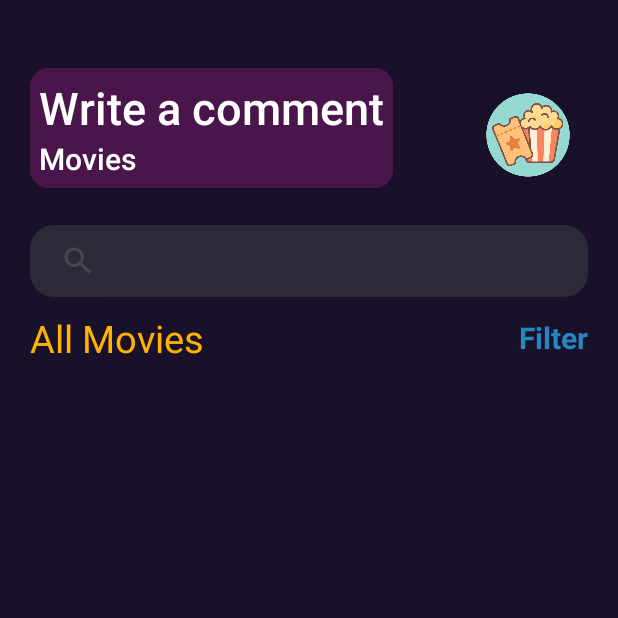
After one commit to QuocThang1302/movie-ticket-booking-app, an Android app: the ReviewActivity screen opened directly, with no data from a screen before it, on a phone screen of 412 x 824 dp, the top half of it. The commit adds this screen. Run offline under Robolectric (Android 15) with nearby library versions, the phone set to English and light mode, and no system bars; our stand-ins replace Firebase (no records; nobody signed in at launch, a user with empty details on screens opened directly); pictures from the network do not load.

Commit message:
review nha

```diff
--- a/app/src/main/AndroidManifest.xml
+++ b/app/src/main/AndroidManifest.xml
@@ -24,6 +24,12 @@
             android:exported="false" />
         <activity
             android:name=".ForgotPasswordActivity"
+            android:exported="false" />
+        <activity
+            android:name=".CommentActivity"
+            android:exported="false" />
+        <activity
+            android:name=".Trailer.ReviewActivity"
             android:exported="false" />
         <activity
             android:name=".booking.BookingStatusActivity"
--- /dev/null
+++ b/app/src/main/java/com/example/moviebooking/Trailer/ReviewActivity.java
@@ -0,0 +1,106 @@
+package com.example.moviebooking.Trailer;
+
+import android.content.Intent;
+import android.os.Bundle;
+import android.util.Log;
+import android.widget.SearchView;
+
+import androidx.activity.EdgeToEdge;
+import androidx.appcompat.app.AppCompatActivity;
+import androidx.core.graphics.Insets;
+import androidx.core.view.ViewCompat;
+import androidx.core.view.WindowInsetsCompat;
+import androidx.recyclerview.widget.GridLayoutManager;
+import androidx.recyclerview.widget.LinearLayoutManager;
+import androidx.recyclerview.widget.RecyclerView;
+
+import com.example.moviebooking.R;
+import com.example.moviebooking.allmovies.MovieGridAdapter;
+import com.example.moviebooking.allmovies.MovieGridAdapter2;
+import com.example.moviebooking.data.FireBaseManager;
+import com.example.moviebooking.dto.Movie;
+import com.example.moviebooking.dto.UserInfo;
+
+import java.util.ArrayList;
+import java.util.List;
+
+public class ReviewActivity extends AppCompatActivity {
+
+    private UserInfo userInfo = null;
+    private List<Movie> moviesList = null;
+    private RecyclerView allMoviesView;
+    private SearchView searchView;
+    private MovieGridAdapter2 movieGridAdapter;
+    private FireBaseManager fireBaseManager = FireBaseManager.getInstance();
+
+    @Override
+    protected void onCreate(Bundle savedInstanceState) {
+        super.onCreate(savedInstanceState);
+        setContentView(R.layout.activity_review);
+        initViews();
+        getIntentData();
+        setSearchViewListener();
+        fetchDataForMoviesSlider();
+    }
+
+    private void initViews() {
+        allMoviesView = findViewById(R.id.rcv_search_all_movies);
+        searchView = findViewById(R.id.search_bar);
+        searchView.clearFocus();
+    }
+
+    private void getIntentData() {
+        Intent intent = getIntent();
+        userInfo = (UserInfo) intent.getSerializableExtra("userinfoIntent");
+    }
+
+    private void setSearchViewListener() {
+        searchView.setOnQueryTextListener(new SearchView.OnQueryTextListener() {
+            @Override
+            public boolean onQueryTextSubmit(String query) {
+                return false;
+            }
+
+            @Override
+            public boolean onQueryTextChange(String newText) {
+                filterMovies(newText);
+                return true;
+            }
+        });
+    }
+
+    private void filterMovies(String newText) {
+        List<Movie> filteredList = new ArrayList<>();
+        for (Movie movie : moviesList) {
+            if (movie.getTitle().toLowerCase().contains(newText.toLowerCase())) {
+                filteredList.add(movie);
+            }
+        }
+        movieGridAdapter.setFilterList(filteredList);
+    }
+
+    private void fetchDataForMoviesSlider() {
+        fireBaseManager.fetchAllMoviesData(new FireBaseManager.OnMoviesDataLoadedListener() {
+            @Override
+            public void onMoviesDataLoaded(List<Movie> movies) {
+                moviesList = movies;
+                Log.d("TAG", "allMovieList: " + moviesList.size());
+                setupMoviesRecyclerView();
+            }
+
+            @Override
+            public void onMoviesDataError(String errorMessage) {
+                Log.d("TAG", errorMessage);
+            }
+        });
+    }
+
+    private  void setupMoviesRecyclerView() {
+        LinearLayoutManager linearLayoutManager = new LinearLayoutManager(this, LinearLayoutManager.VERTICAL, false);
+        allMoviesView.setLayoutManager(linearLayoutManager);
+
+
+        movieGridAdapter = new MovieGridAdapter2(this, userInfo, moviesList);
+        allMoviesView.setAdapter(movieGridAdapter);
+    }
+}
--- a/app/src/main/java/com/example/moviebooking/allmovies/MovieGridAdapter2.java
+++ b/app/src/main/java/com/example/moviebooking/allmovies/MovieGridAdapter2.java
@@ -15,6 +15,7 @@ import androidx.annotation.NonNull;
 import androidx.recyclerview.widget.RecyclerView;
 
 import com.bumptech.glide.Glide;
+import com.example.moviebooking.CommentActivity;
 import com.example.moviebooking.R;
 import com.example.moviebooking.dto.Movie;
 import com.example.moviebooking.dto.UserInfo;
@@ -59,7 +60,7 @@ public class MovieGridAdapter2 extends RecyclerView.Adapter<MovieGridAdapter2.Mo
 
         holder.tvNote.setText(movie.getDetailDuration());
         holder.imgMovie.setOnClickListener(v -> {
-            Intent intent = new Intent(this.mContext, MoviePageActivity.class);
+            Intent intent = new Intent(this.mContext, CommentActivity.class);
             intent.putExtra("movie", movie);
             intent.putExtra("userinfoIntent", userInfo);
             mContext.startActivity(intent);
--- /dev/null
+++ b/app/src/main/res/layout/activity_review.xml
@@ -0,0 +1,116 @@
+<RelativeLayout xmlns:android="http://schemas.android.com/apk/res/android"
+    xmlns:tools="http://schemas.android.com/tools"
+    xmlns:app="http://schemas.android.com/apk/res-auto"
+    android:layout_width="match_parent"
+    android:layout_height="match_parent"
+    android:background="@color/violet">
+
+    <!-- Header -->
+    <RelativeLayout
+        android:id="@+id/container"
+        android:layout_width="match_parent"
+        android:layout_height="120dp"
+        android:layout_marginStart="20dp"
+        android:layout_marginEnd="20dp"
+        android:layout_marginTop="30dp">
+
+        <LinearLayout
+            android:layout_width="wrap_content"
+            android:layout_height="wrap_content"
+            android:background="@drawable/gradient_background"
+            android:orientation="vertical"
+            android:padding="6dp"
+            android:layout_marginStart="0dp"
+            android:layout_marginTop="15dp"
+            android:layout_marginBottom="15dp"
+            android:layout_marginEnd="80dp"> <!-- tránh đè ImageView -->
+
+            <TextView
+                android:id="@+id/heading"
+                android:layout_width="wrap_content"
+                android:layout_height="wrap_content"
+                android:fontFamily="sans-serif-medium"
+                android:text="Write a comment"
+                android:textColor="@color/white"
+                android:textSize="30sp" />
+
+            <TextView
+                android:id="@+id/choices"
+                android:layout_width="wrap_content"
+                android:layout_height="wrap_content"
+                android:fontFamily="sans-serif-medium"
+                android:text="Movies"
+                android:textColor="@color/white"
+                android:textSize="20sp" />
+
+        </LinearLayout>
+
+        <ImageView
+            android:layout_width="60dp"
+            android:layout_height="60dp"
+            android:layout_alignParentEnd="true"
+            android:src="@drawable/ava"
+            android:layout_centerVertical="true"
+            android:layout_marginEnd="10dp" />
+    </RelativeLayout>
+
+    <!-- SearchView -->
+    <SearchView
+        android:id="@+id/search_bar"
+        android:layout_width="match_parent"
+        android:layout_height="wrap_content"
+        android:layout_below="@id/container"
+        android:layout_marginStart="20dp"
+        android:layout_marginEnd="20dp"
+        android:background="@drawable/searchview_background"
+        app:queryBackground="@android:color/transparent"
+        android:iconifiedByDefault="false" />
+
+    <!-- Section Title -->
+    <RelativeLayout
+        android:id="@+id/tv_view_all"
+        android:layout_width="match_parent"
+        android:layout_height="wrap_content"
+        android:layout_below="@id/search_bar"
+        android:layout_marginTop="10dp"
+        android:layout_marginBottom="10dp">
+
+
+
+        <TextView
+            android:id="@+id/allMovies"
+            android:layout_width="wrap_content"
+            android:layout_height="wrap_content"
+            android:text="All Movies"
+            android:layout_marginStart="20dp"
+            android:textSize="25sp"
+            android:textColor="@color/yellow" />
+
+
+        <TextView
+            android:id="@+id/viewAll"
+            android:layout_width="wrap_content"
+            android:layout_height="wrap_content"
+            android:layout_alignParentEnd="true"
+            android:layout_centerVertical="true"
+            android:layout_marginEnd="20dp"
+            android:text="Filter"
+            android:textStyle="bold"
+            android:textSize="20sp"
+            android:textColor="@color/gradient_blue" />
+    </RelativeLayout>
+
+    <!-- RecyclerView -->
+    <androidx.recyclerview.widget.RecyclerView
+        android:id="@+id/rcv_search_all_movies"
+        android:layout_width="match_parent"
+        android:layout_height="0dp"
+        android:layout_below="@id/tv_view_all"
+        android:layout_alignParentBottom="true"
+        android:layout_marginBottom="10dp"
+        android:paddingStart="20dp"
+        android:paddingEnd="20dp"
+        android:clipToPadding="false"
+        tools:itemCount="5"
+        tools:listitem="@layout/item_all_movies" />
+</RelativeLayout>
```
Also changed, not shown: app/src/main/java/com/example/moviebooking/CommentActivity.java (added, +52 -0 lines), app/src/main/java/com/example/moviebooking/home/DrawerListAdapter.java (+17 -3 lines), app/src/main/res/layout/activity_comment.xml (added, +59 -0 lines), app/src/main/res/drawable/icon_review.png (added).
